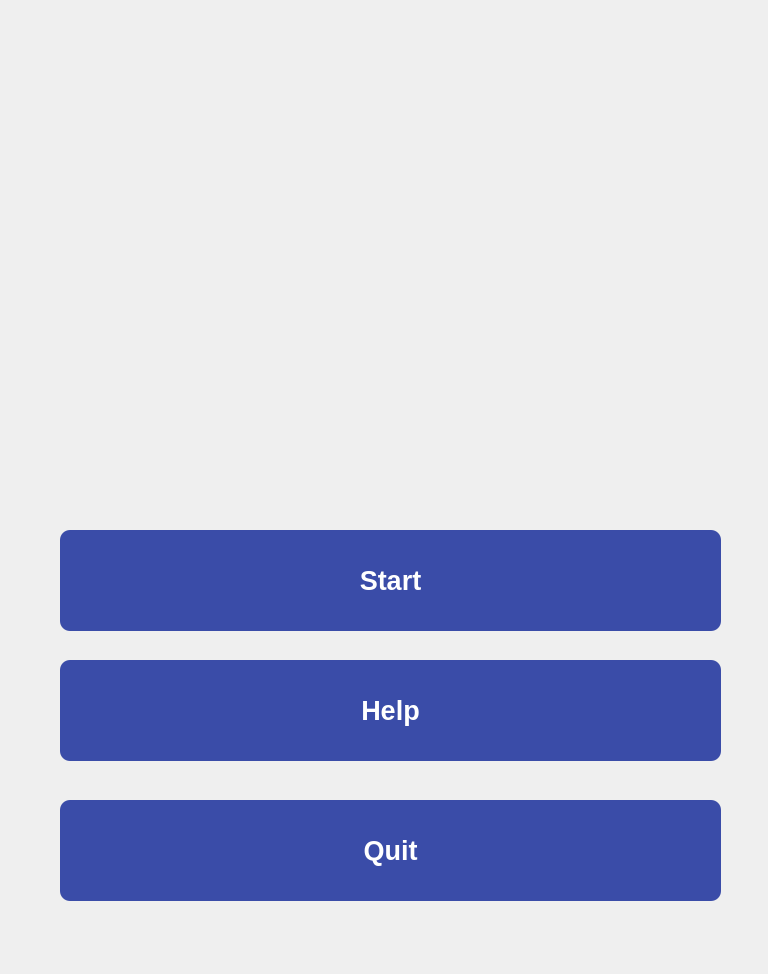
Above: UserFilterCamera-Project/Project/newnew_pyClick.ui from Eundding/UserFilterProject before the change. Below: the same form after it.
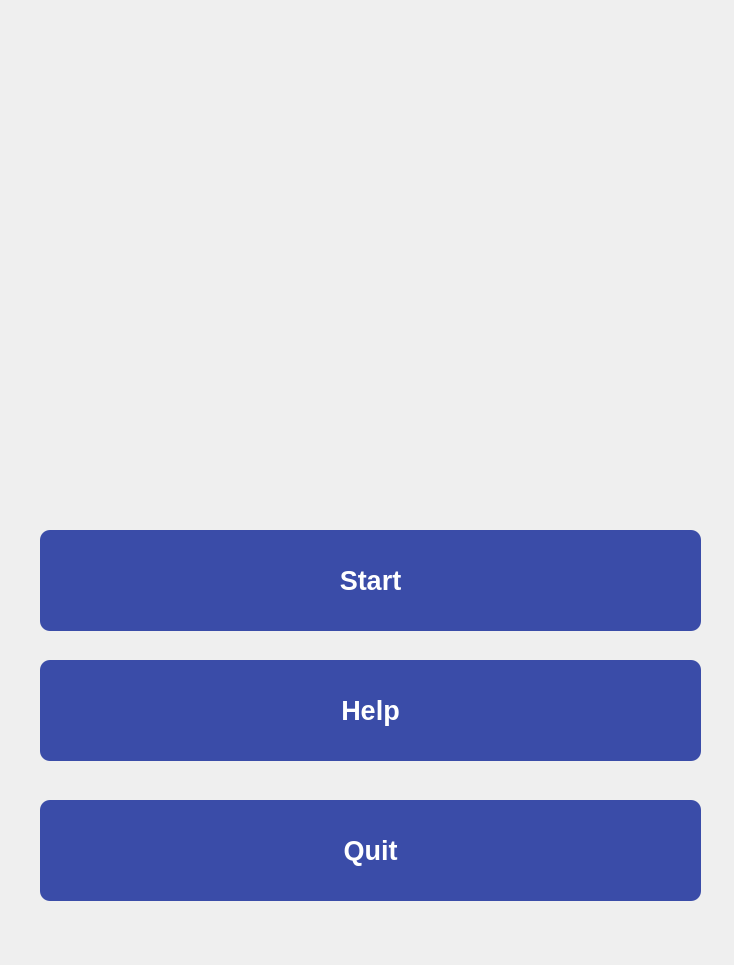
That is the form after the change.

Diff of the .ui file:
```diff
--- a/UserFilterCamera-Project/Project/newnew_pyClick.ui
+++ b/UserFilterCamera-Project/Project/newnew_pyClick.ui
@@ -6,8 +6,8 @@
    <rect>
     <x>0</x>
     <y>0</y>
-    <width>768</width>
-    <height>974</height>
+    <width>734</width>
+    <height>965</height>
    </rect>
   </property>
   <property name="windowTitle">
@@ -16,7 +16,7 @@
   <widget class="QLabel" name="label">
    <property name="geometry">
     <rect>
-     <x>30</x>
+     <x>10</x>
      <y>0</y>
      <width>721</width>
      <height>961</height>
@@ -38,7 +38,7 @@
   <widget class="QPushButton" name="btn_2">
    <property name="geometry">
     <rect>
-     <x>60</x>
+     <x>40</x>
      <y>660</y>
      <width>661</width>
      <height>101</height>
@@ -75,7 +75,7 @@
   <widget class="QPushButton" name="btn_1">
    <property name="geometry">
     <rect>
-     <x>60</x>
+     <x>40</x>
      <y>530</y>
      <width>661</width>
      <height>101</height>
@@ -110,7 +110,7 @@
   <widget class="QPushButton" name="btn_3">
    <property name="geometry">
     <rect>
-     <x>60</x>
+     <x>40</x>
      <y>800</y>
      <width>661</width>
      <height>101</height>
```
